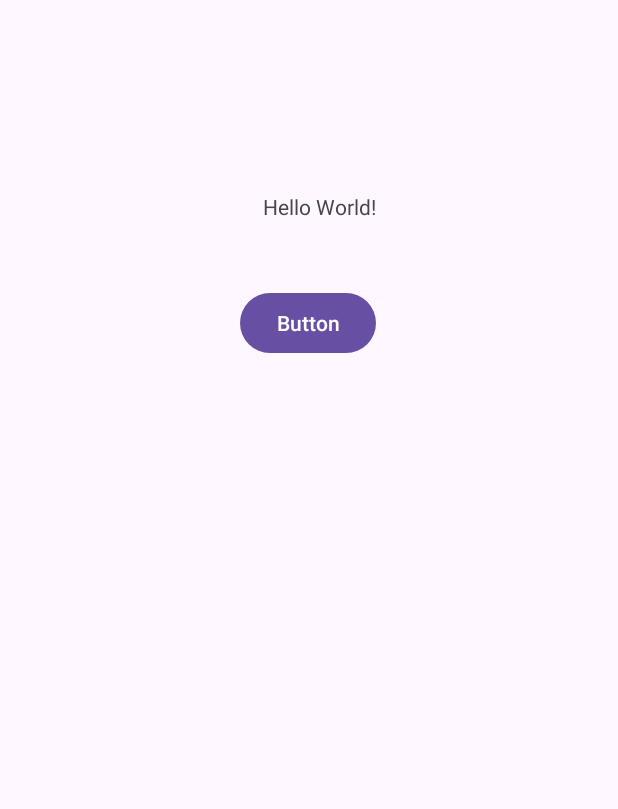
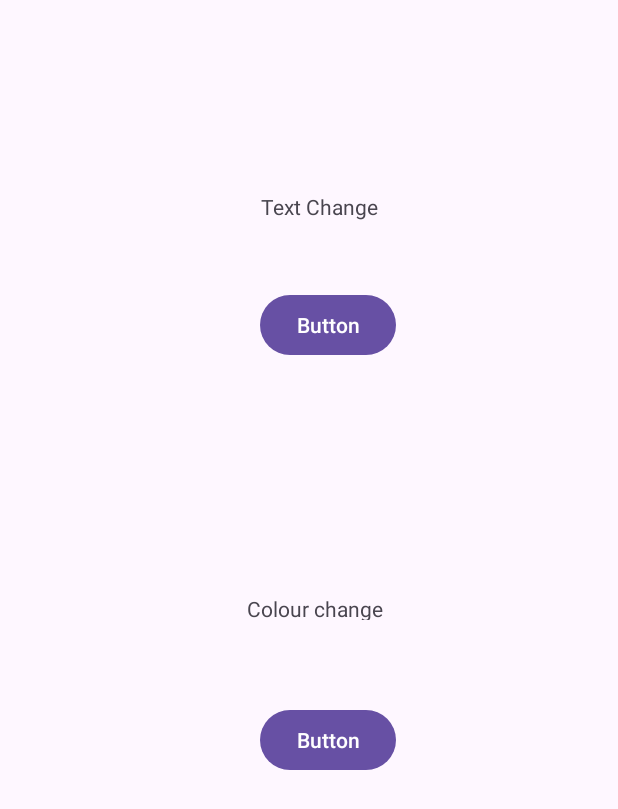
Before and after one commit to Gedm1nas/Pirmas_darb, an Android app: the screen it shows after launch (MainActivity), on a phone screen of 412 x 824 dp. Shown: the top 809 px of the screen. Run offline under Robolectric (Android 15) with nearby library versions, the phone set to English and light mode, and no system bars.

Commit message:
Added function another one to button

```diff
--- a/app/src/main/java/com/example/pirmas_darbas/MainActivity.kt
+++ b/app/src/main/java/com/example/pirmas_darbas/MainActivity.kt
@@ -7,6 +7,7 @@ import androidx.activity.enableEdgeToEdge
 import androidx.appcompat.app.AppCompatActivity
 import androidx.core.view.ViewCompat
 import androidx.core.view.WindowInsetsCompat
+import android.graphics.Color
 
 class MainActivity : AppCompatActivity() {
     override fun onCreate(savedInstanceState: Bundle?) {
@@ -26,4 +27,11 @@ class MainActivity : AppCompatActivity() {
         val tvMain: TextView = findViewById(R.id.tvMain)
         tvMain.text = "Sveiki"
     }
+
+    fun btnChangeColourClick(view: View) {
+        // Load and use views afterwards
+        val tvMain: TextView = findViewById(R.id.tvMain)
+        tvMain.text = "Sveiki"
+        tvMain.setTextColor(Color.RED) // Change text color to red
+    }
 }
--- a/app/src/main/res/layout/activity_main.xml
+++ b/app/src/main/res/layout/activity_main.xml
@@ -12,7 +12,7 @@
         android:layout_width="wrap_content"
         android:layout_height="wrap_content"
         android:layout_marginTop="128dp"
-        android:text="Hello World!"
+        android:text="Text Change"
         app:layout_constraintEnd_toEndOf="parent"
         app:layout_constraintHorizontal_bias="0.52"
         app:layout_constraintStart_toStartOf="parent"
@@ -23,11 +23,38 @@
         android:layout_width="wrap_content"
         android:layout_height="wrap_content"
         android:layout_marginTop="44dp"
+        android:onClick="btnChangeTextClick"
         android:text="Button"
-        android:onClick="btnChangeTextClick"
-        app:layout_constraintEnd_toEndOf="@+id/tvMain"
-        app:layout_constraintHorizontal_bias="1.0"
+        app:layout_constraintBottom_toTopOf="@+id/textView2"
+        app:layout_constraintEnd_toEndOf="parent"
+        app:layout_constraintHorizontal_bias="0.54"
         app:layout_constraintStart_toStartOf="parent"
-        app:layout_constraintTop_toBottomOf="@+id/tvMain" />
+        app:layout_constraintTop_toBottomOf="@+id/tvMain"
+        app:layout_constraintVertical_bias="0.008" />
+
+    <Button
+        android:id="@+id/btnChangeColour"
+        android:layout_width="wrap_content"
+        android:layout_height="wrap_content"
+        android:layout_marginTop="48dp"
+        android:text="Button"
+        android:onClick="btnChangeColourClick"
+        app:layout_constraintBottom_toBottomOf="parent"
+        app:layout_constraintEnd_toEndOf="parent"
+        app:layout_constraintHorizontal_bias="0.54"
+        app:layout_constraintStart_toStartOf="parent"
+        app:layout_constraintTop_toBottomOf="@+id/textView2"
+        app:layout_constraintVertical_bias="0.026" />
+
+    <TextView
+        android:id="@+id/textView2"
+        android:layout_width="114dp"
+        android:layout_height="17dp"
+        android:layout_marginTop="396dp"
+        android:text="Colour change"
+        app:layout_constraintEnd_toEndOf="parent"
+        app:layout_constraintHorizontal_bias="0.552"
+        app:layout_constraintStart_toStartOf="parent"
+        app:layout_constraintTop_toTopOf="parent" />
 
 </androidx.constraintlayout.widget.ConstraintLayout>
```
